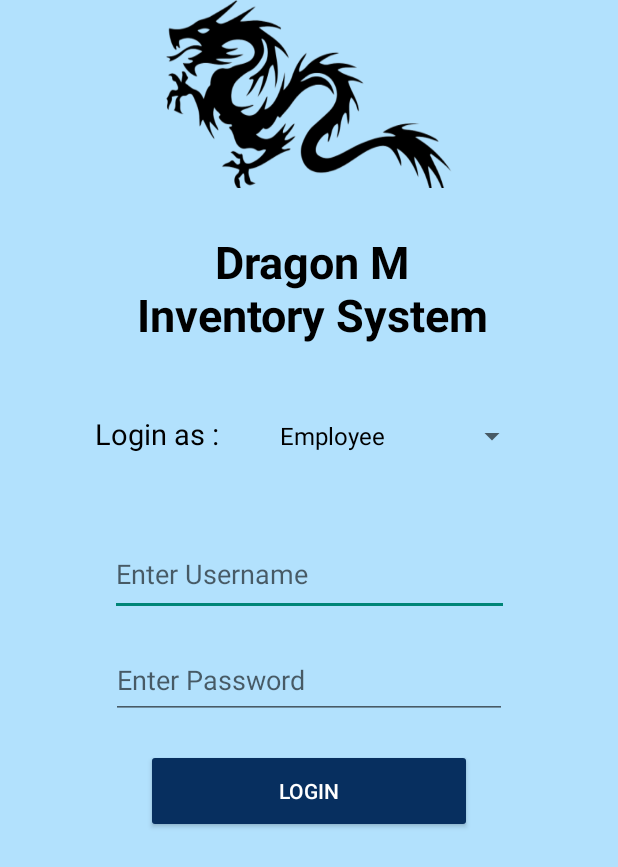
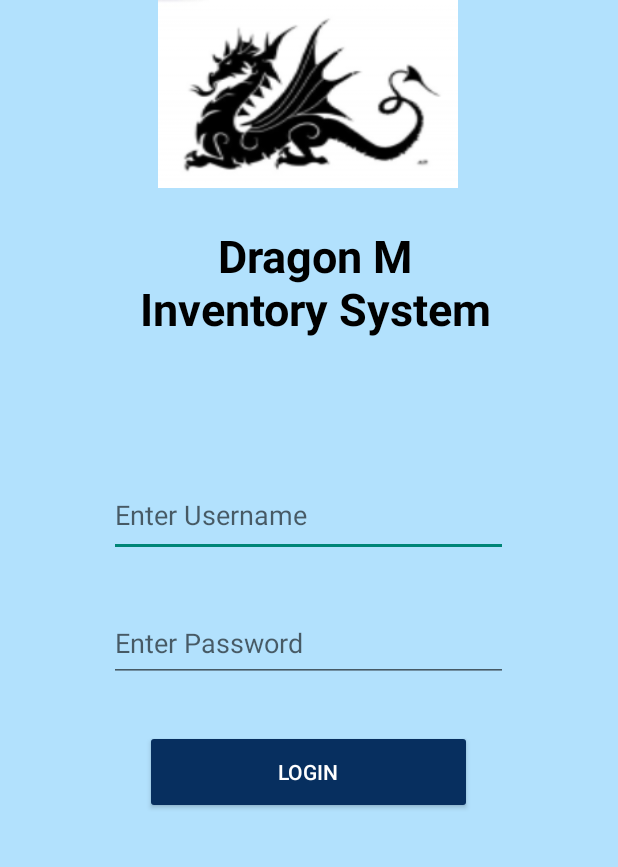
Before and after one commit to Lieliel/DragonSIS, an Android app: the screen it shows after launch (MainActivity), after a tap on "LOGIN", on a phone screen of 412 x 824 dp. Shown: the top 867 px of the screen. Run offline under Robolectric (Android 15) with nearby library versions, the phone set to English and light mode, and no system bars.

Commit message:
Okay na yung login, pwede na matest

```diff
--- a/app/src/main/java/com/tolentino/dragonsis/DbManager.java
+++ b/app/src/main/java/com/tolentino/dragonsis/DbManager.java
@@ -66,14 +66,15 @@ public class DbManager extends SQLiteOpenHelper {
 
     @Override
     public void onCreate(SQLiteDatabase db) {
+        //Create Users Table
         String create_Acc_Table = "CREATE TABLE " + ACC_TABLE_NAME + "("
-                + ACC_COL1 + " INTEGER PRIMARY KEY AUTOINCREMENT,"
-                + ACC_COL2 + " TEXT UNIQUE,"
+                + ACC_COL1 + " TEXT PRIMARY KEY,"
                 + ACC_COL2 + " TEXT,"
-                + ACC_COL3 + " TEXT)";
+                + ACC_COL3 + " TEXT,"
+                + ACC_COL4 + " TEXT)";
         db.execSQL(create_Acc_Table);
 
-        //create_Prod_Table
+        //create Products Table
         String create_Prod_Table = "CREATE TABLE " + PROD_TABLE_NAME + "("
                 + PROD_COL1 + " INTEGER PRIMARY KEY AUTOINCREMENT,"
                 + PROD_COL2 + " TEXT,"
@@ -142,6 +143,7 @@ public class DbManager extends SQLiteOpenHelper {
         SQLiteDatabase db = this.getWritableDatabase();
         //Create a new map of values, where column names are the keys
         ContentValues cValues = new ContentValues();
+        cValues.put(ACC_COL1, user_name);
         cValues.put(ACC_COL2, user_password);
         cValues.put(ACC_COL3, user_type);
         cValues.put(ACC_COL4, user_email);
@@ -212,7 +214,7 @@ public class DbManager extends SQLiteOpenHelper {
         SQLiteDatabase db = this.getWritableDatabase();
         ArrayList<HashMap<String, String>> userList = new ArrayList<>();
         String query = "SELECT * FROM " + ACC_TABLE_NAME;
-        Cursor cursor = db.query(ACC_TABLE_NAME, new String[]{ACC_COL1, ACC_COL2, ACC_COL3, ACC_COL4}, ACC_COL3 + "=?", new String[]{String.valueOf(username)}, null, null, null, null);
+        Cursor cursor = db.query(ACC_TABLE_NAME, new String[]{ACC_COL1, ACC_COL2, ACC_COL3, ACC_COL4}, ACC_COL1 + "=?", new String[]{String.valueOf(username)}, null, null, null, null);
         if (cursor.moveToNext()) {
             HashMap<String, String> user = new HashMap<>();
             user.put("user_name", cursor.getString(cursor.getColumnIndexOrThrow(ACC_COL1)));
--- a/app/src/main/java/com/tolentino/dragonsis/MainActivity.java
+++ b/app/src/main/java/com/tolentino/dragonsis/MainActivity.java
@@ -4,6 +4,7 @@ import androidx.appcompat.app.AppCompatActivity;
 
 import android.content.Intent;
 import android.os.Bundle;
+import android.util.Log;
 import android.view.View;
 import android.widget.AdapterView;
 import android.widget.ArrayAdapter;
@@ -15,9 +16,6 @@ import android.widget.Toast;
 public class MainActivity extends AppCompatActivity {
 
     Button btn_login;
-    Button btn_manager_login;
-    Spinner spinner;
-    String[] numberArray = {"Employee","Manager"};
     EditText a1,a2;
     DbManager db;
 
@@ -27,76 +25,62 @@ public class MainActivity extends AppCompatActivity {
         setContentView(R.layout.activity_main);
 
         btn_login = (Button) findViewById(R.id.mainlogin);
-        spinner = (Spinner)findViewById(R.id.spinner);
         a1=(EditText)findViewById(R.id.mainusername);
         a2=(EditText)findViewById(R.id.mainpassword);
         db=new DbManager(this);
 
         DbManager db = new DbManager(MainActivity.this);
 
+        //Add dummy account if no manager record exists
+        boolean managerExists = db.checkUserValues("manager");
+        if(!managerExists) {
+            Log.i("DATABASE TAG", String.valueOf(managerExists));
+            db.insertUser("manager123", "manager", "manager@gmail.com", "Manager");
+        }
 
-        ArrayAdapter adapter = new ArrayAdapter(this, android.R.layout.simple_spinner_dropdown_item,numberArray);
-        spinner.setAdapter(adapter);
+        btn_login.setOnClickListener(new View.OnClickListener() {
+            @Override
+            public void onClick(View view) {
+                login();
 
-        spinner.setOnItemSelectedListener(new AdapterView.OnItemSelectedListener() {
-            @Override
-            public void onItemSelected(AdapterView<?> adapterView, View view, int i, long l) {
-                if (spinner.getSelectedItem().equals("Employee")){
-                    btn_login.setOnClickListener(new View.OnClickListener() {
-                        @Override
-                        public void onClick(View v) {
-                            employee_login();
-                        }
-                    });
-                }
-                if (spinner.getSelectedItem().equals("Manager")){
-                    btn_login.setOnClickListener(new View.OnClickListener() {
-                        @Override
-                        public void onClick(View v) {
-                            manager_login();
-                        }
-                    });
-                }
-            }
-
-            @Override
-            public void onNothingSelected(AdapterView<?> adapterView) {
-
+                //Intent intent = new Intent(MainActivity.this, ManagerMenu.class);
+                //startActivity(intent);
             }
         });
+
     }
 
-    public void employee_login(){
+    public void login(){
         String user=a1.getText().toString().trim();
         String pass=a2.getText().toString().trim();
         if((!(user.equals("")))&&(!(pass.equals("")))){
             Boolean ifexisting=db.LoginCheck(user,pass);
             if(ifexisting){
-                Toast.makeText(this,"Logging in!!",Toast.LENGTH_LONG).show();
-                Intent intent = new Intent(this, EmployeeMenu.class);
-                intent.putExtra("user_ID",user);
-                startActivity(intent);
+                if(db.getUserByUsername(user).get(0).get("user_type").toString().equals("Employee")){
+                    Toast.makeText(this,"Login Successful",Toast.LENGTH_LONG).show();
+
+                    Intent intent = new Intent(this, EmployeeMenu.class);
+                    intent.putExtra("user_ID",user);
+                    startActivity(intent);
+                }else if(db.getUserByUsername(user).get(0).get("user_type").toString().equals("Manager")){
+                    Toast.makeText(this,"Login Successful",Toast.LENGTH_LONG).show();
+
+                    Intent intent = new Intent(this, ManagerMenu.class);
+                    intent.putExtra("user_ID",user);
+                    startActivity(intent);
+                }else{
+                    Toast.makeText(this,"Error in determining User Type", Toast.LENGTH_LONG).show();
+                }
+
+
+
+
             }else{
-                Toast.makeText(this,"Not registered or Invalid details!!",Toast.LENGTH_LONG).show();
+                Toast.makeText(this,"Not registered or Invalid details",Toast.LENGTH_LONG).show();
             }
         }else{
-            Toast.makeText(this,"All fields are required!!",Toast.LENGTH_LONG).show();
+            Toast.makeText(this,"All fields are required",Toast.LENGTH_LONG).show();
         }
     }
 
-    public void manager_login(){
-        String user=a1.getText().toString().trim();
-        String pass=a2.getText().toString().trim();
-        if(((user.equals("")))){
-            Toast.makeText(this,"Please fill up the Username!!!",Toast.LENGTH_LONG).show();
-        }else if (((pass.equals("")))){
-            Toast.makeText(this,"Please fill up the Password!!!",Toast.LENGTH_LONG).show();
-        }else if(user.equals("manager") && pass.equals("manager123")) {
-            Toast.makeText(this,"Logging in!",Toast.LENGTH_LONG).show();
-            Intent intent = new Intent(this, ManagerMenu.class);
-            startActivity(intent);
-        }else {
-            Toast.makeText(this,"Invalid Details!!",Toast.LENGTH_LONG).show();
-        }
-    }
 }
--- a/app/src/main/java/com/tolentino/dragonsis/UserAccounts.java
+++ b/app/src/main/java/com/tolentino/dragonsis/UserAccounts.java
@@ -10,6 +10,7 @@ import android.widget.ListAdapter;
 import android.widget.ListView;
 import android.widget.SearchView;
 import android.widget.SimpleAdapter;
+import android.widget.Spinner;
 
 import java.util.ArrayList;
 import java.util.HashMap;
@@ -19,6 +20,7 @@ public class UserAccounts extends AppCompatActivity {
     ImageView img_back_user_accounts;
     SearchView srch_user;
     ImageView img_add_user;
+    Spinner spin_sort_user;
     DbManager db;
     ListView list_users;
 
@@ -30,6 +32,7 @@ public class UserAccounts extends AppCompatActivity {
         img_back_user_accounts = findViewById(R.id.img_back_user_accounts);
         srch_user = findViewById(R.id.srch_user);
         img_add_user = findViewById(R.id.img_add_user);
+        spin_sort_user = findViewById(R.id.spin_sort_user);
 
         db = new DbManager(this);
         list_users = findViewById(R.id.list_users);
--- a/app/src/main/res/layout/activity_main.xml
+++ b/app/src/main/res/layout/activity_main.xml
@@ -9,32 +9,25 @@
     android:backgroundTint="#b2e1fd"
     tools:context=".MainActivity">
 
+
     <Button
         android:id="@+id/mainlogin"
-        android:layout_width="217dp"
+        android:layout_width="218dp"
         android:layout_height="56dp"
-        android:layout_marginTop="20dp"
+        android:layout_marginTop="32dp"
         android:backgroundTint="#072f5f"
         android:text="Login"
         android:textColor="@color/white"
         app:layout_constraintEnd_toEndOf="parent"
+        app:layout_constraintHorizontal_bias="0.497"
         app:layout_constraintStart_toStartOf="parent"
         app:layout_constraintTop_toBottomOf="@+id/mainpassword" />
-
-    <Spinner
-        android:id="@+id/spinner"
-        android:layout_width="173dp"
-        android:layout_height="53dp"
-        android:layout_marginTop="32dp"
-        android:layout_marginEnd="60dp"
-        app:layout_constraintEnd_toEndOf="parent"
-        app:layout_constraintTop_toBottomOf="@+id/textView" />
 
     <TextView
         android:id="@+id/textView"
         android:layout_width="257dp"
         android:layout_height="80dp"
-        android:layout_marginTop="152dp"
+        android:layout_marginTop="148dp"
         android:gravity="center"
         android:text="Dragon M Inventory System"
         android:textAlignment="center"
@@ -42,57 +35,47 @@
         android:textSize="30dp"
         android:textStyle="bold"
         app:layout_constraintEnd_toEndOf="parent"
-        app:layout_constraintHorizontal_bias="0.512"
+        app:layout_constraintHorizontal_bias="0.525"
         app:layout_constraintStart_toStartOf="parent"
         app:layout_constraintTop_toTopOf="parent" />
-
 
     <EditText
         android:id="@+id/mainusername"
         android:layout_width="266dp"
         android:layout_height="55dp"
         android:layout_marginStart="20dp"
-        android:layout_marginTop="38dp"
+        android:layout_marginTop="88dp"
         android:layout_marginEnd="20dp"
         android:ems="10"
         android:hint="Enter Username"
         android:inputType="textPersonName"
         app:layout_constraintEnd_toEndOf="parent"
+        app:layout_constraintHorizontal_bias="0.495"
         app:layout_constraintStart_toStartOf="parent"
-        app:layout_constraintTop_toBottomOf="@+id/spinner" />
+        app:layout_constraintTop_toBottomOf="@+id/textView" />
 
     <EditText
         android:id="@+id/mainpassword"
-        android:layout_width="264dp"
+        android:layout_width="266dp"
         android:layout_height="51dp"
-        android:layout_marginTop="17dp"
+        android:layout_marginTop="32dp"
         android:ems="10"
         android:hint="Enter Password"
         android:inputType="textPassword"
         app:layout_constraintEnd_toEndOf="parent"
+        app:layout_constraintHorizontal_bias="0.496"
         app:layout_constraintStart_toStartOf="parent"
         app:layout_constraintTop_toBottomOf="@+id/mainusername" />
 
-    <TextView
-        android:id="@+id/textView3"
-        android:layout_width="122dp"
-        android:layout_height="54dp"
-        android:layout_marginStart="44dp"
-        android:layout_marginTop="30dp"
-        android:gravity="center"
-        android:text="Login as :"
-        android:textAlignment="center"
-        android:textColor="@color/black"
-        android:textSize="19dp"
-        app:layout_constraintStart_toStartOf="parent"
-        app:layout_constraintTop_toBottomOf="@+id/textView" />
-
     <ImageView
+        android:id="@+id/img_login_logo"
         android:layout_width="200dp"
         android:layout_height="125dp"
         android:background="@drawable/dragon_img"
         app:layout_constraintEnd_toEndOf="parent"
-        app:layout_constraintStart_toStartOf="parent">
-    </ImageView>
+        app:layout_constraintHorizontal_bias="0.497"
+        app:layout_constraintStart_toStartOf="parent"
+        app:layout_constraintBaseline_toTopOf="parent"
+        tools:layout_editor_absoluteY="0dp"></ImageView>
 
 </androidx.constraintlayout.widget.ConstraintLayout>
```
Also changed, not shown: app/src/main/java/com/tolentino/dragonsis/AddUser.java (+2 -17 lines), app/src/main/res/layout/activity_user_accounts.xml (+13 -5 lines), app/src/main/res/drawable/delete_img.png (added), app/src/main/res/drawable/dragon_img.png.
